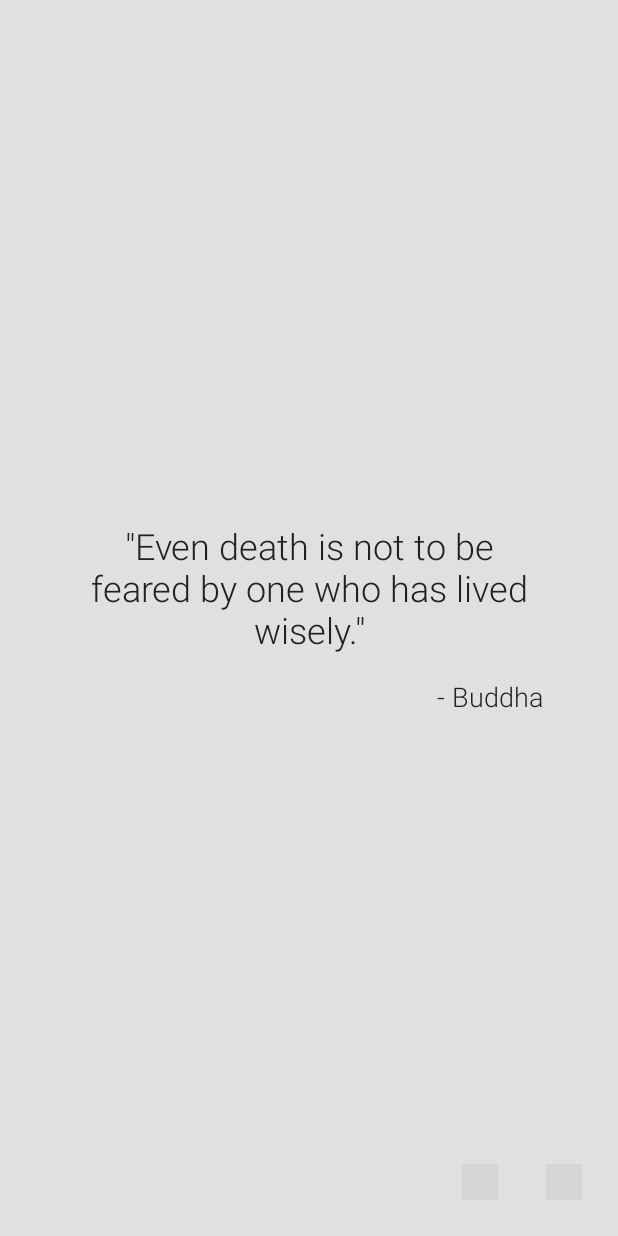
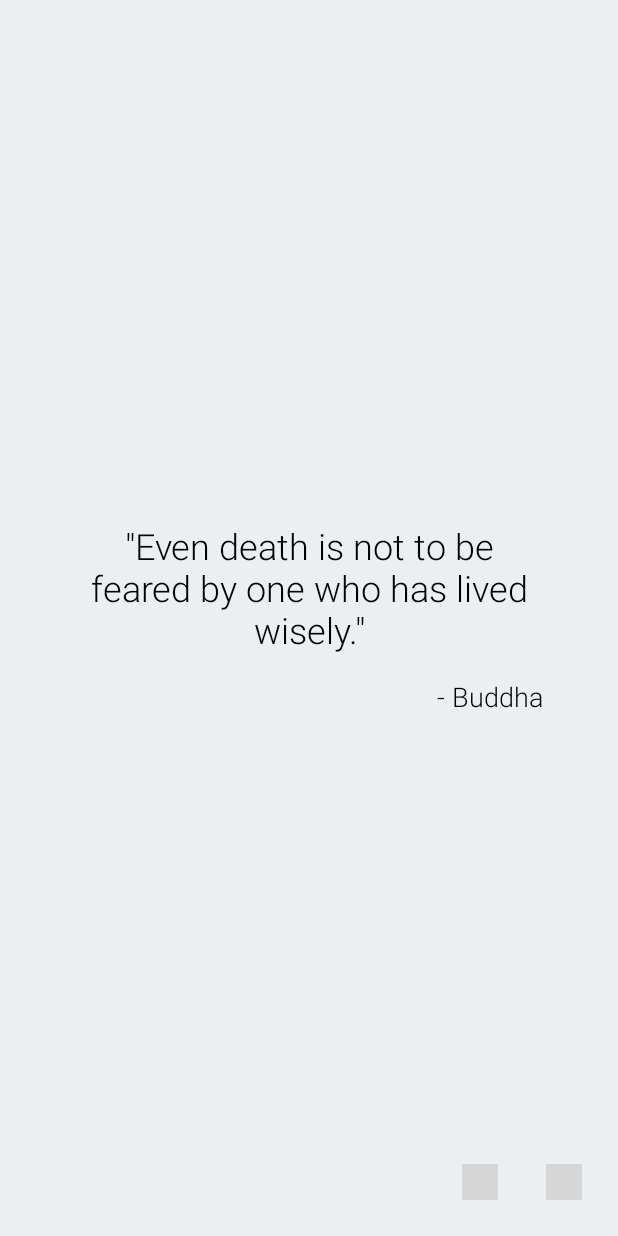
Before and after one commit to purposebakery/MortalityDayAndroid, an Android app: the MessageActivity screen opened directly, with no data from a screen before it, on a phone screen of 412 x 824 dp. Run offline under Robolectric (Android 15) with nearby library versions, the phone set to English and light mode, and no system bars; libraries missing offline, so code that uses them is left out: com.pixplicity.easyprefs; 1 statement that could not run was skipped; grey boxes are pictures that could not be loaded.

Commit message:
Dark Theme

```diff
--- a/app/src/main/java/com/techlung/android/mortalityday/MessageActivity.kt
+++ b/app/src/main/java/com/techlung/android/mortalityday/MessageActivity.kt
@@ -51,6 +51,7 @@ class MessageActivity : AppCompatActivity() {
 
         message_settings.setOnClickListener {
             val intent = Intent(this@MessageActivity, PreferencesActivity::class.java)
+            intent.putExtra(PreferencesActivity.CALLED_INTERNAL, true)
             startActivity(intent)
         }
 
--- a/app/src/main/java/com/techlung/android/mortalityday/settings/PreferencesActivity.kt
+++ b/app/src/main/java/com/techlung/android/mortalityday/settings/PreferencesActivity.kt
@@ -67,6 +67,7 @@ class PreferencesActivity : AppCompatActivity() {
             skipped = true
             val messageStart = Intent(this, MessageActivity::class.java)
             startActivity(messageStart)
+            finish()
         }
     }
 
--- a/app/src/main/java/com/techlung/android/mortalityday/settings/PreferencesFragment.kt
+++ b/app/src/main/java/com/techlung/android/mortalityday/settings/PreferencesFragment.kt
@@ -7,6 +7,7 @@ import androidx.preference.PreferenceFragmentCompat
 
 import com.techlung.android.mortalityday.R
 import com.techlung.android.mortalityday.enums.Frequency
+import com.techlung.android.mortalityday.enums.Theme
 
 class PreferencesFragment : PreferenceFragmentCompat() {
 
@@ -17,13 +18,6 @@ class PreferencesFragment : PreferenceFragmentCompat() {
 
     override fun onCreatePreferences(savedInstanceState: Bundle?, rootKey: String?) {
         setPreferencesFromResource(R.xml.preferences, rootKey)
-    }
-
-    override fun onCreate(savedInstanceState: Bundle?) {
-        super.onCreate(savedInstanceState)
-
-        // Load the preferences from an XML resource
-        addPreferencesFromResource(R.xml.preferences)
 
         frequencyPreference = findPreference<ListPreference>(getString(R.string.prefs_day_fequency_key))
         day1Preference = findPreference<ListPreference>(getString(R.string.prefs_day_day1_key))
@@ -35,8 +29,12 @@ class PreferencesFragment : PreferenceFragmentCompat() {
             true
         }
 
-        themePreference?.onPreferenceChangeListener = Preference.OnPreferenceChangeListener { _, _ ->
-            (activity as PreferencesActivity).updateTheme()
+        themePreference?.onPreferenceChangeListener = Preference.OnPreferenceChangeListener { _, newValue ->
+            val newTheme = Theme.valueOf(newValue.toString())
+            if (newTheme != Preferences.theme){
+                (activity as PreferencesActivity).updateTheme()
+            }
+
             true
         }
 
@@ -48,16 +46,16 @@ class PreferencesFragment : PreferenceFragmentCompat() {
     private fun updateDayVisibility(newFrequency: Frequency?) {
         when (newFrequency) {
             Frequency.ONCE_A_WEEK -> {
-                day1Preference?.isEnabled = true
-                day2Preference?.isEnabled = false
+                day1Preference?.isVisible = true
+                day2Preference?.isVisible = false
             }
             Frequency.TWICE_A_WEEK -> {
-                day1Preference?.isEnabled = true
-                day2Preference?.isEnabled = true
+                day1Preference?.isVisible = true
+                day2Preference?.isVisible = true
             }
             else -> {
-                day1Preference?.isEnabled = false
-                day2Preference?.isEnabled = false
+                day1Preference?.isVisible = false
+                day2Preference?.isVisible = false
             }
         }
     }
--- /dev/null
+++ b/app/src/main/res/color/text_color_primary.xml
@@ -0,0 +1,6 @@
+<?xml version="1.0" encoding="utf-8"?>
+<selector xmlns:android="http://schemas.android.com/apk/res/android">
+    <!-- disabled state -->
+    <item android:state_enabled="false" android:color="@color/textColorDeactivated" />
+    <item android:color="@color/textColorPrimary"/>
+</selector>
--- /dev/null
+++ b/app/src/main/res/color/text_color_primary_inverse.xml
@@ -0,0 +1,6 @@
+<?xml version="1.0" encoding="utf-8"?>
+<selector xmlns:android="http://schemas.android.com/apk/res/android">
+    <!-- disabled state -->
+    <item android:state_enabled="false" android:color="@color/textColorDeactivatedInverse" />
+    <item android:color="@color/textColorPrimaryInverse"/>
+</selector>
--- /dev/null
+++ b/app/src/main/res/color/text_color_secondary.xml
@@ -0,0 +1,6 @@
+<?xml version="1.0" encoding="utf-8"?>
+<selector xmlns:android="http://schemas.android.com/apk/res/android">
+    <!-- disabled state -->
+    <item android:state_enabled="false" android:color="@color/textColorDeactivated" />
+    <item android:color="@color/textColorSecondary"/>
+</selector>
--- /dev/null
+++ b/app/src/main/res/color/text_color_secondary_inverse.xml
@@ -0,0 +1,6 @@
+<?xml version="1.0" encoding="utf-8"?>
+<selector xmlns:android="http://schemas.android.com/apk/res/android">
+    <!-- disabled state -->
+    <item android:state_enabled="false" android:color="@color/textColorDeactivatedInverse" />
+    <item android:color="@color/textColorSecondaryInverse"/>
+</selector>
--- a/app/src/main/res/layout/message_activity.xml
+++ b/app/src/main/res/layout/message_activity.xml
@@ -3,7 +3,7 @@
     xmlns:app="http://schemas.android.com/apk/res-auto"
     android:layout_width="match_parent"
     android:layout_height="match_parent"
-    android:background="#E0E0E0">
+    android:background="?attr/backgroundColorPrimary">
 
     <RelativeLayout
         android:layout_width="wrap_content"
@@ -19,7 +19,7 @@
             android:fontFamily="sans-serif-light"
             android:gravity="center"
             android:text="Inspiring quote"
-            android:textColor="#212121"
+            android:textColor="?attr/textColorPrimary"
             android:textSize="24sp" />
 
         <TextView
@@ -32,7 +32,7 @@
             android:fontFamily="sans-serif-light"
             android:gravity="center"
             android:text="- Author"
-            android:textColor="#212121"
+            android:textColor="?attr/textColorPrimary"
             android:textSize="18sp" />
     </RelativeLayout>
 
@@ -50,7 +50,7 @@
             android:layout_height="24dp"
             android:layout_centerInParent="true"
             android:alpha="0.8"
-            app:srcCompat="@drawable/ic_settings_black_24dp" />
+            app:srcCompat="?attr/themedIconSettings" />
     </RelativeLayout>
 
 
@@ -69,7 +69,7 @@
             android:layout_height="24dp"
             android:layout_centerInParent="true"
             android:alpha="0.8"
-            app:srcCompat="@drawable/ic_share_black_24dp" />
+            app:srcCompat="?attr/themedIconShare" />
     </RelativeLayout>
 
 </RelativeLayout>
--- a/app/src/main/res/values/attrs.xml
+++ b/app/src/main/res/values/attrs.xml
@@ -4,4 +4,7 @@
     <attr name="themedIconShare" format="reference" />
     <attr name="themedIconSettings" format="reference" />
     <attr name="themedIconNotification" format="reference" />
+
+    <attr name="textColorPrimary" format="reference" />
+    <attr name="backgroundColorPrimary" format="reference" />
 </resources>
--- a/app/src/main/res/values/colors.xml
+++ b/app/src/main/res/values/colors.xml
@@ -5,13 +5,13 @@
     <color name="colorPrimaryDark">#616161</color>
 
     <color name="colorPrimaryInverse">#212121</color>
-    <color name="colorPrimaryDarkInverse">#212121</color>
+    <color name="colorPrimaryDarkInverse">#000000</color>
     <color name="colorAccent">#8bc34a</color>
 
     <color name="grey">#BBBBBB</color>
 
     <color name="background_light">#ECEFF1</color>
-    <color name="background_dark">#263238</color>
+    <color name="background_dark">#303030</color>
 
     <color name="textColorPrimary">#000000</color>
     <color name="textColorDeactivated">#BBBBBB</color>
--- a/app/src/main/res/values/styles.xml
+++ b/app/src/main/res/values/styles.xml
@@ -5,17 +5,13 @@
         <item name="colorPrimaryDark">@color/colorPrimaryDark</item>
         <item name="colorAccent">@color/colorAccent</item>
 
-        <item name="android:textColorPrimary">@color/textColorPrimary</item>
-        <item name="android:textColorPrimaryInverse">@color/textColorPrimaryInverse</item>
-        <item name="android:textColorPrimaryNoDisable">@color/colorAccent</item>
-        <item name="android:textColorPrimaryDisableOnly">@color/colorAccent</item>
-        <item name="android:textColorPrimaryInverseDisableOnly">@color/colorAccent</item>
-        <item name="android:textColorPrimaryInverseNoDisable">@color/colorAccent</item>
-        <item name="android:textColorSecondary">@color/textColorSecondary</item>
-        <item name="android:textColorSecondaryInverse">@color/colorAccent</item>
-        <item name="android:textColorSecondaryNoDisable">@color/colorAccent</item>
-        <item name="android:textColorSecondaryInverseNoDisable">@color/colorAccent</item>
-        <item name="android:textColor">@color/colorAccent</item>
+        <item name="android:textColorPrimary">@color/text_color_primary</item>
+        <item name="android:textColorPrimaryInverse">@color/text_color_primary_inverse</item>
+        <item name="android:textColorSecondary">@color/text_color_secondary</item>
+        <item name="android:textColorSecondaryInverse">@color/text_color_secondary_inverse</item>
+
+        <item name="textColorPrimary">@color/text_color_primary</item>
+        <item name="backgroundColorPrimary">@color/background_light</item>
 
         <item name="themedIconNotification">@drawable/ic_notifications_black_24dp</item>
         <item name="themedIconShare">@drawable/ic_share_black_24dp</item>
@@ -28,10 +24,13 @@
         <item name="colorPrimaryDark">@color/colorPrimaryDarkInverse</item>
         <item name="colorAccent">@color/colorAccent</item>
 
-        <item name="android:textColorPrimary">@color/textColorPrimaryInverse</item>
-        <item name="android:textColorSecondary">@color/textColorSecondaryInverse</item>
-        <item name="android:textColorPrimaryInverse">@color/textColorPrimary</item>
-        <item name="android:textColorSecondaryInverse">@color/textColorSecondary</item>
+        <item name="textColorPrimary">@color/text_color_primary_inverse</item>
+        <item name="backgroundColorPrimary">@color/background_dark</item>
+
+        <item name="android:textColorPrimary">@color/text_color_primary_inverse</item>
+        <item name="android:textColorPrimaryInverse">@color/text_color_primary</item>
+        <item name="android:textColorSecondary">@color/text_color_secondary_inverse</item>
+        <item name="android:textColorSecondaryInverse">@color/text_color_secondary</item>
 
         <item name="themedIconNotification">@drawable/ic_notifications_white_24dp</item>
         <item name="themedIconShare">@drawable/ic_share_white_24dp</item>
```
